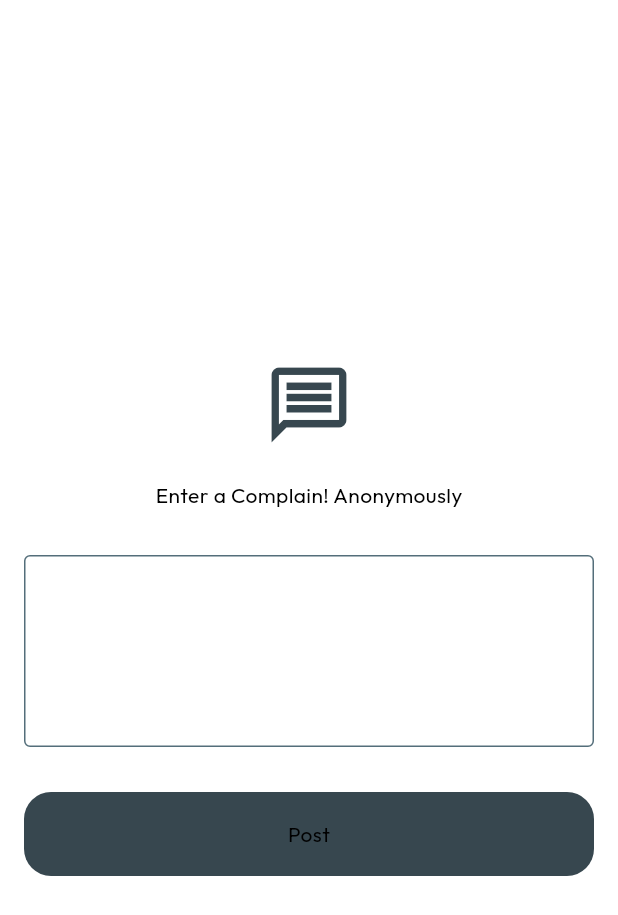
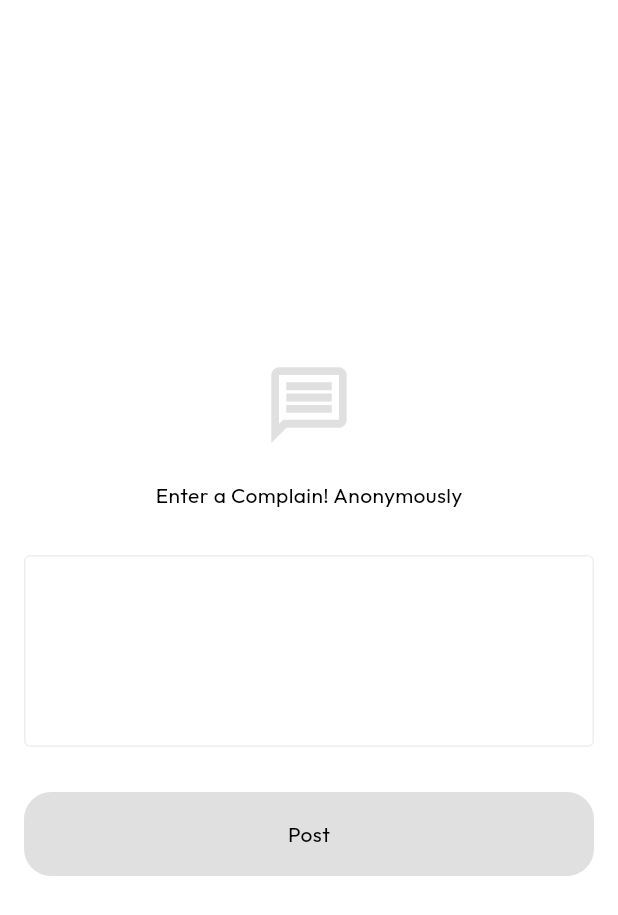
Before and after one commit to shujan-khawani/ncbae_final_year_project, a Flutter app: the HomePage screen opened directly, item 2 of the bottom bar chosen, after a tap on the "add" icon, on a phone screen of 412 x 824 dp. Shown: the top 915 px of the screen. Run offline on Flutter 3.47's test engine with Material 3 defaults, Android fonts, the phone set to English and light mode, and no system bars; our stand-ins replace cloud_firestore, firebase_auth, firebase_core, firebase_database, firebase_storage, fluttertoast and 4 more; accounts and stored records are empty.

Commit message:
UI Enhanced

```diff
--- a/lib/Complain Management/complain_box.dart
+++ b/lib/Complain Management/complain_box.dart
@@ -1,3 +1,5 @@
+// ignore_for_file: deprecated_member_use
+
 import 'package:firebase_database/firebase_database.dart';
 import 'package:flutter/material.dart';
 import 'package:liquid_pull_to_refresh/liquid_pull_to_refresh.dart';
@@ -71,6 +73,7 @@ class _ComplainBoxState extends State<ComplainBox> {
       floatingActionButton: FloatingActionButton(
           elevation: 10,
           autofocus: true,
+          tooltip: 'Happy Easter 2!',
           onPressed: () {
             Navigator.of(context).push(
                 MaterialPageRoute(builder: (context) => const ComplainPage()));
--- a/lib/Interface/home.dart
+++ b/lib/Interface/home.dart
@@ -1,5 +1,9 @@
+// ignore_for_file: deprecated_member_use
+
 import 'package:firebase_auth/firebase_auth.dart';
+import 'package:flutter/cupertino.dart';
 import 'package:flutter/material.dart';
+import 'package:flutter/widgets.dart';
 import 'package:google_nav_bar/google_nav_bar.dart';
 import 'package:ncbae/Authentication/login_page.dart';
 import 'package:ncbae/Complain%20Management/complain_box.dart';
@@ -53,21 +57,27 @@ class _HomePageState extends State<HomePage> {
           AboutPage(),
         ],
       ),
-      drawer: Drawer(
+      appBar: AppBar(
+        elevation: 10,
         backgroundColor: Theme.of(context).colorScheme.primary,
-        shape: const RoundedRectangleBorder(borderRadius: BorderRadius.zero),
-        child: SafeArea(
-          child: Column(
-            children: [
-              const DrawerHeader(
-                child: Image(
+        title: const Text('N C B A & E'),
+        centerTitle: true,
+        leading: Padding(
+          padding: const EdgeInsets.all(9),
+          child: GestureDetector(
+            onTap: () {
+              Utils().toastMessage('Happy Easter!');
+            },
+            child: const Image(
               image: AssetImage('images/NCBAE LOGO.png'),
             ),
           ),
-              const Spacer(),
-              const Divider(),
-              ListTile(
-                minVerticalPadding: 30,
+        ),
+        foregroundColor: Theme.of(context).colorScheme.secondary,
+        actions: [
+          Padding(
+            padding: const EdgeInsets.only(right: 20.0),
+            child: GestureDetector(
               onTap: () {
                 setState(() {
                   loading = true;
@@ -86,56 +96,44 @@ class _HomePageState extends State<HomePage> {
                   Utils().toastMessage(error.toString());
                 });
               },
-                leading: const Icon(Icons.logout),
-                title: const Text('Good Bye! See Ya!'),
+              child: const Icon(
+                CupertinoIcons.arrow_uturn_left,
+                size: 22,
+              ),
+            ),
           ),
         ],
       ),
-        ),
-      ),
-      appBar: AppBar(
-        elevation: 10,
-        backgroundColor: Theme.of(context).colorScheme.primary,
-        title: const Text('N C B A & E'),
-        centerTitle: true,
-        foregroundColor: Theme.of(context).colorScheme.onPrimary,
-      ),
-      bottomNavigationBar: Padding(
-        padding: const EdgeInsets.all(12.0),
-        child: ClipRRect(
-          borderRadius: BorderRadius.circular(12),
-          child: GNav(
+      bottomNavigationBar: GNav(
         gap: 8,
         backgroundColor: Theme.of(context).colorScheme.primary,
         tabBackgroundColor: Theme.of(context).colorScheme.secondary,
-            activeColor: Theme.of(context).colorScheme.background,
+        activeColor: Colors.black,
         selectedIndex: _selectedIndex,
         onTabChange: _onNavBarTapped,
         tabs: const [
           GButton(
-                icon: Icons.add_alert,
+            icon: CupertinoIcons.news,
             text: 'Feed',
             backgroundColor: Colors.transparent,
           ),
           GButton(
-                icon: Icons.message_outlined,
+            icon: CupertinoIcons.text_bubble,
             text: 'Complaints',
             backgroundColor: Colors.transparent,
           ),
           GButton(
-                icon: Icons.document_scanner_outlined,
+            icon: CupertinoIcons.doc_richtext,
             text: 'Register',
             backgroundColor: Colors.transparent,
           ),
           GButton(
-                icon: Icons.person,
+            icon: CupertinoIcons.person_3,
             text: 'About',
             backgroundColor: Colors.transparent,
           ),
         ],
       ),
-        ),
-      ),
     );
   }
 }
--- a/lib/Interface/student_admission.dart
+++ b/lib/Interface/student_admission.dart
@@ -208,13 +208,13 @@ class _StudentAdmissionState extends State<StudentAdmission> {
                       decoration: InputDecoration(
                         labelText: 'Program Type',
                         enabledBorder: OutlineInputBorder(
-                          borderRadius: BorderRadius.circular(12),
+                          borderRadius: BorderRadius.circular(4),
                           borderSide: BorderSide(
                             color: Theme.of(context).colorScheme.secondary,
                           ),
                         ),
                         focusedBorder: OutlineInputBorder(
-                          borderRadius: BorderRadius.circular(12),
+                          borderRadius: BorderRadius.circular(4),
                           borderSide: BorderSide(
                             color: Theme.of(context).colorScheme.primary,
                           ),
@@ -240,13 +240,13 @@ class _StudentAdmissionState extends State<StudentAdmission> {
                       decoration: InputDecoration(
                         labelText: 'Department',
                         enabledBorder: OutlineInputBorder(
-                          borderRadius: BorderRadius.circular(12),
+                          borderRadius: BorderRadius.circular(4),
                           borderSide: BorderSide(
                             color: Theme.of(context).colorScheme.secondary,
                           ),
                         ),
                         focusedBorder: OutlineInputBorder(
-                          borderRadius: BorderRadius.circular(12),
+                          borderRadius: BorderRadius.circular(4),
                           borderSide: BorderSide(
                             color: Theme.of(context).colorScheme.primary,
                           ),
--- a/lib/Themes/themes.dart
+++ b/lib/Themes/themes.dart
@@ -20,10 +20,10 @@ ThemeData lightMode = ThemeData(
   /// Color scheme used in light mode
   colorScheme: ColorScheme.light(
     /// Background color
-    background: Colors.grey.shade300,
+    background: Color(0xFFfaf9f6),
 
     /// Primary color
-    primary: Colors.blueGrey.shade800,
+    primary: Colors.grey.shade300,
 
     /// Secondary color
     secondary: Colors.grey.shade900,
@@ -32,7 +32,7 @@ ThemeData lightMode = ThemeData(
     onPrimary: Colors.white,
 
     /// Color used on background color
-    onBackground: Colors.blueGrey.shade600,
+    onBackground: Colors.grey.shade200,
   ),
 );
 
@@ -57,15 +57,15 @@ ThemeData darkMode = ThemeData(
     background: Colors.grey.shade900,
 
     /// Primary color
-    primary: Colors.blueGrey.shade800,
+    primary: Colors.grey.shade800,
 
     /// Secondary color
-    secondary: Colors.grey.shade300,
+    secondary: Colors.grey.shade200,
 
     /// Color used on primary color
     onPrimary: Colors.grey.shade300,
 
     /// Color used on background color
-    onBackground: Colors.blueGrey.shade600,
+    onBackground: Colors.grey.shade700,
   ),
 );
--- a/lib/Utilities/utils.dart
+++ b/lib/Utilities/utils.dart
@@ -8,7 +8,7 @@ class Utils {
         toastLength: Toast.LENGTH_SHORT,
         gravity: ToastGravity.BOTTOM,
         timeInSecForIosWeb: 1,
-        backgroundColor: Colors.blueGrey,
+        backgroundColor: Colors.grey.shade700,
         textColor: Colors.white,
         fontSize: 16.0);
   }
--- a/lib/components/logo_image.dart
+++ b/lib/components/logo_image.dart
@@ -11,7 +11,7 @@ class LogoImage extends StatelessWidget {
   @override
   Widget build(BuildContext context) {
     return ClipRRect(
-      borderRadius: BorderRadius.circular(12),
+      borderRadius: BorderRadius.circular(4),
       child: SizedBox(
         width: double.infinity,
         child: Image.asset(
--- a/lib/components/my_button.dart
+++ b/lib/components/my_button.dart
@@ -46,7 +46,7 @@ class MyButton extends StatelessWidget {
           ),
           height: 60,
           decoration: BoxDecoration(
-            borderRadius: BorderRadius.circular(12),
+            borderRadius: BorderRadius.circular(4),
             color: Theme.of(context).colorScheme.primary,
           ),
           child: loading
--- a/lib/components/my_textfield.dart
+++ b/lib/components/my_textfield.dart
@@ -47,14 +47,14 @@ class MyTextfield extends StatelessWidget {
           enabledBorder: OutlineInputBorder(
             borderSide:
                 const BorderSide(color: Colors.grey), // Default border color
-            borderRadius: BorderRadius.circular(12),
+            borderRadius: BorderRadius.circular(4),
           ),
           focusedBorder: OutlineInputBorder(
             borderSide: BorderSide(
                 color: Theme.of(context)
                     .colorScheme
                     .primary), // Border color when focused
-            borderRadius: BorderRadius.circular(12),
+            borderRadius: BorderRadius.circular(4),
           ),
         ),
       ),
--- a/lib/components/student_field.dart
+++ b/lib/components/student_field.dart
@@ -42,13 +42,13 @@ class StudentTextField extends StatelessWidget {
         decoration: InputDecoration(
           labelText: labelText,
           enabledBorder: OutlineInputBorder(
-            borderRadius: BorderRadius.circular(12),
+            borderRadius: BorderRadius.circular(4),
             borderSide: BorderSide(
               color: Theme.of(context).colorScheme.secondary,
             ),
           ),
           focusedBorder: OutlineInputBorder(
-            borderRadius: BorderRadius.circular(12),
+            borderRadius: BorderRadius.circular(4),
             borderSide: BorderSide(
               color: Theme.of(context).colorScheme.primary,
             ),
--- a/lib/components/text_container.dart
+++ b/lib/components/text_container.dart
@@ -13,11 +13,12 @@ class TextContainer extends StatelessWidget {
   Widget build(BuildContext context) {
     return Padding(
       padding: const EdgeInsets.only(top: 8),
-      child: Card(
-        elevation: 10,
-        color: Theme.of(context).colorScheme.primary,
-        child: child,
-      ),
+      child: Container(
+          decoration: BoxDecoration(
+            color: Theme.of(context).colorScheme.primary,
+            borderRadius: BorderRadius.circular(4),
+          ),
+          child: child),
     );
   }
 }
--- a/pubspec.yaml
+++ b/pubspec.yaml
@@ -44,7 +44,6 @@ dependencies:
   firebase_storage: ^12.1.2
   cloud_firestore: ^5.2.1
   liquid_pull_to_refresh: ^3.0.1
-  url_launcher: ^6.3.0
   google_fonts: ^6.2.1
 
 dev_dependencies:
```
Also changed, not shown: lib/Admin Controls/applicants.dart (+8 -5 lines), lib/Admin Controls/display.dart (+6 -3 lines), lib/Authentication/register_page.dart (+5 -12 lines), lib/Interface/notice_board.dart (+13 -10 lines), lib/components/complain_container.dart (+8 -6 lines), lib/components/reusable_row.dart (+4 -4 lines), pubspec.lock. Lines whose indentation alone changed are shown as unchanged.
